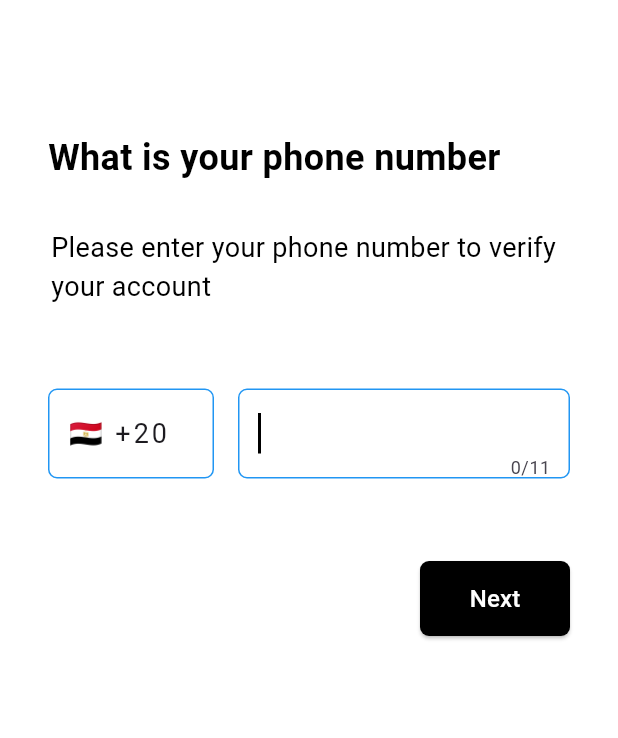
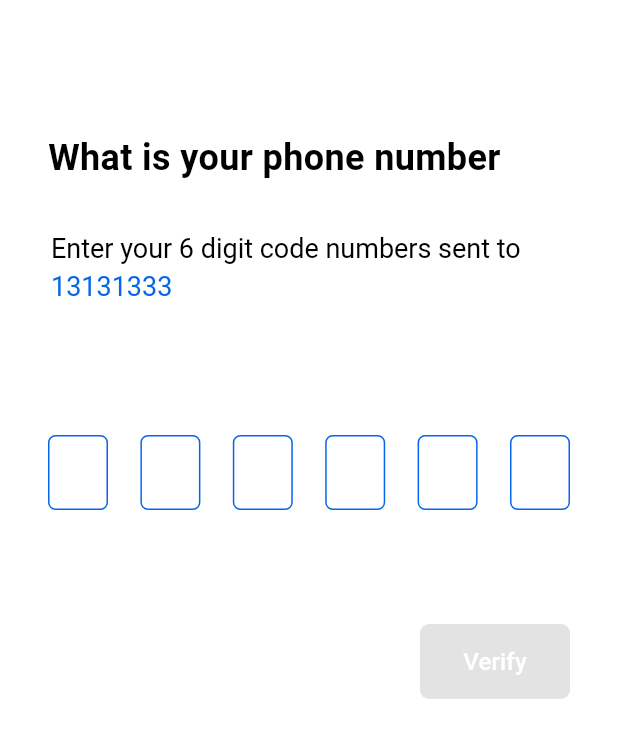
Before and after one commit to Mostafa13elkomy/wasallny, a Flutter app: the screen it shows after launch, after a tap on "Next", on a phone screen of 412 x 824 dp. Shown: the top 738 px of the screen. Run offline on Flutter 3.47's test engine with Material 3 defaults, Android fonts, the phone set to English and light mode, and no system bars; drawn by our look-alikes of pin_code_fields; our stand-ins replace firebase_core; accounts and stored records are empty.

Commit message:
complete create otp screen

```diff
--- a/lib/constants/my_strings.dart
+++ b/lib/constants/my_strings.dart
@@ -1 +1,2 @@
 const loginScreen = '/';
+const otpScreen = '/otp-screen';
--- a/lib/presentation/login_screen/login_screen_view.dart
+++ b/lib/presentation/login_screen/login_screen_view.dart
@@ -1,10 +1,12 @@
 import 'package:flutter/material.dart';
+import 'package:wasallny/constants/my_strings.dart';
 import 'package:wasallny/presentation/login_screen/widgets/custom_button.dart';
 import 'package:wasallny/presentation/login_screen/widgets/intro_text.dart';
 import 'package:wasallny/presentation/login_screen/widgets/phone_form_field.dart';
+import 'package:wasallny/presentation/otp_screen/otp_screen_view.dart';
 
 class LoginScreen extends StatelessWidget {
-    LoginScreen({super.key});
+  LoginScreen({super.key});
 
   final GlobalKey<FormState> _phoneFormKey = GlobalKey();
 
@@ -23,13 +25,18 @@ class LoginScreen extends StatelessWidget {
             children: [
               const IntroText(),
               const SizedBox(
-                height: 55,
+                height: 88,
               ),
               PhoneFormField(),
               const SizedBox(
-                height: 55,
+                height: 60,
               ),
-              const CustomButton(buttonText: 'Next')
+              CustomButton(
+                buttonText: 'Next',
+                onPressed: () {
+                  Navigator.pushNamed(context,otpScreen);
+                },
+              )
             ],
           ),
         ),
--- a/lib/presentation/login_screen/widgets/custom_button.dart
+++ b/lib/presentation/login_screen/widgets/custom_button.dart
@@ -1,22 +1,24 @@
 import 'package:flutter/material.dart';
+import 'package:wasallny/constants/my_constants.dart';
 
 class CustomButton extends StatelessWidget {
-  const CustomButton({super.key, required this.buttonText});
+    CustomButton({super.key, required this.buttonText, this.onPressed});
   final String buttonText;
+  final void Function()? onPressed;
 
   @override
   Widget build(BuildContext context) {
     return Align(
       alignment: Alignment.centerRight,
-      child:  ElevatedButton(
-        onPressed: () {},
+      child: ElevatedButton(
+        onPressed: onPressed,
         child: Text(
           buttonText,
           style: TextStyle(color: Colors.white, fontSize: 16),
         ),
         style: ElevatedButton.styleFrom(
             minimumSize: const Size(100, 50),
-            backgroundColor: Colors.black,
+            backgroundColor:Colors.black,
             shape:
                 RoundedRectangleBorder(borderRadius: BorderRadius.circular(6))),
       ),
--- a/lib/presentation/otp_screen/otp_screen_view.dart
+++ b/lib/presentation/otp_screen/otp_screen_view.dart
@@ -1,5 +1,7 @@
 import 'package:flutter/material.dart';
+import 'package:wasallny/presentation/login_screen/widgets/custom_button.dart';
 import 'package:wasallny/presentation/otp_screen/widgets/intro_text.dart';
+import 'package:wasallny/presentation/otp_screen/widgets/pin_code_fields.dart';
 
 class OtpScreen extends StatelessWidget {
   const OtpScreen({super.key});
@@ -14,10 +16,13 @@ class OtpScreen extends StatelessWidget {
           child: Column(
             children: [
               OtpIntroText(),
-              SizedBox(
+              const SizedBox(
                 height: 88,
               ),
-
+            const PinCodeFields(),
+            SizedBox(height: 60,),
+              CustomButton(buttonText: 'Verify',
+              )
             ],
           ),
         ),
--- a/lib/presentation/otp_screen/widgets/intro_text.dart
+++ b/lib/presentation/otp_screen/widgets/intro_text.dart
@@ -3,7 +3,7 @@ import 'package:wasallny/constants/my_constants.dart';
 
 class OtpIntroText extends StatelessWidget {
   OtpIntroText({super.key});
-late final phoneNumber;
+  final phoneNumber ='13131333';
   @override
   Widget build(BuildContext context) {
     return Column(
@@ -25,7 +25,7 @@ late final phoneNumber;
               style:const TextStyle(color: Colors.black, fontSize: 18, height: 1.4),
               children: <TextSpan>[
                 TextSpan(
-                  text: '$phoneNumber',
+                  text: ' $phoneNumber',
                   style: const TextStyle(
                     color:MyColors.blue,
                     fontSize: 18
--- a/lib/presentation/otp_screen/widgets/pin_code_fields.dart
+++ b/lib/presentation/otp_screen/widgets/pin_code_fields.dart
@@ -24,7 +24,7 @@ class PinCodeFields extends StatelessWidget {
             borderWidth: 1,
             activeColor: MyColors.blue,
             inactiveColor: MyColors.blue,
-            activeFillColor: Colors.blue,
+            activeFillColor:MyColors.lightBlue,
             inactiveFillColor: Colors.white,
             selectedColor: MyColors.blue,
             selectedFillColor: Colors.white),
--- a/lib/widgets/app_router.dart
+++ b/lib/widgets/app_router.dart
@@ -1,5 +1,6 @@
 import 'package:flutter/material.dart';
 import 'package:wasallny/constants/my_strings.dart';
+import 'package:wasallny/presentation/otp_screen/otp_screen_view.dart';
 import '../presentation/login_screen/login_screen_view.dart';
 
 class AppRouter {
@@ -9,6 +10,10 @@ class AppRouter {
         return MaterialPageRoute(
           builder: (_) => LoginScreen(),
         );
+          case otpScreen:
+        return MaterialPageRoute(
+          builder: (_) => OtpScreen(),
+        );
     }
   }
 }
```
